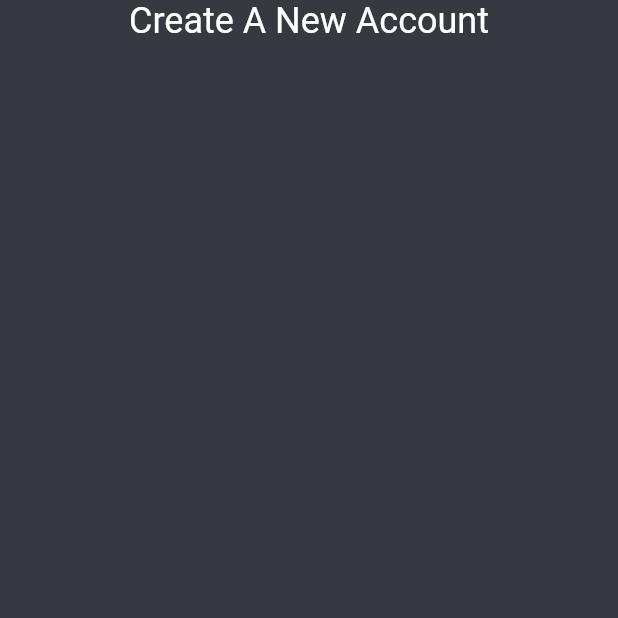
After one commit to imkhezar/to_do_app, a Flutter app: the screen it shows after launch, after a tap on "CREATE A NEW ACCOUNT", on a phone screen of 412 x 824 dp, the top half of it. The commit adds this screen. Run offline on Flutter 3.47's test engine with Material 2 defaults, Android fonts, the phone set to English and light mode, and no system bars; our stand-ins replace page_transition.

Commit message:
Navigation Added
when clicked on Create New Account in Login Screen this will open Create New Account Screen

```diff
--- /dev/null
+++ b/lib/SignUp.dart
@@ -0,0 +1,29 @@
+import 'package:flutter/material.dart';
+
+class SignUp extends StatelessWidget {
+  @override
+  Widget build(BuildContext context) {
+    return MaterialApp(
+      home: Scaffold(
+        backgroundColor: Color(0xff36393F),
+        body: SafeArea(
+          child: Column(
+            mainAxisAlignment: MainAxisAlignment.start,
+            children: <Widget>[
+              Center(
+                child: // Create A New Account
+                    Text("Create A New Account",
+                        style: const TextStyle(
+                            color: const Color(0xffffffff),
+                            fontWeight: FontWeight.w400,
+                            fontFamily: "Roboto",
+                            fontStyle: FontStyle.normal,
+                            fontSize: 24.0)),
+              )
+            ],
+          ),
+        ),
+      ),
+    );
+  }
+}
--- a/lib/main.dart
+++ b/lib/main.dart
@@ -1,4 +1,6 @@
 import 'package:flutter/material.dart';
+import 'package:to_do_app/SignUp.dart';
+import 'package:page_transition/page_transition.dart';
 
 void main() => runApp(MyApp());
 
@@ -6,7 +8,28 @@ class MyApp extends StatelessWidget {
   @override
   Widget build(BuildContext context) {
     return MaterialApp(
-      home: Scaffold(
+      home: Login(),
+      onGenerateRoute: (settings) {
+        switch (settings.name) {
+          case '/second':
+            return PageTransition(
+              child: SignUp(),
+              type: PageTransitionType.scale,
+              settings: settings,
+            );
+            break;
+          default:
+            return null;
+        }
+      },
+    );
+  }
+}
+
+class Login extends StatelessWidget {
+  @override
+  Widget build(BuildContext context) {
+    return Scaffold(
       backgroundColor: Color(0xff36393F),
       body: SafeArea(
           child: Column(
@@ -122,6 +145,7 @@ class MyApp extends StatelessWidget {
               child: // CREATE A NEW ACCOUNT
                   Padding(
                 padding: const EdgeInsets.only(top: 25),
+                child: GestureDetector(
                   child: Center(
                     child: Text("CREATE A NEW ACCOUNT",
                         style: const TextStyle(
@@ -130,6 +154,16 @@ class MyApp extends StatelessWidget {
                             fontFamily: "Roboto",
                             fontStyle: FontStyle.normal,
                             fontSize: 14.0)),
+                  ),
+                  onTap: () {
+                    Navigator.push(
+                      context,
+                      PageTransition(
+                        type: PageTransitionType.fade,
+                        child: SignUp(),
+                      ),
+                    );
+                  },
                 ),
               ),
               decoration: BoxDecoration(
@@ -156,7 +190,6 @@ class MyApp extends StatelessWidget {
                   fontSize: 10.0))
         ],
       )),
-      ),
     );
   }
 }
--- a/pubspec.yaml
+++ b/pubspec.yaml
@@ -19,6 +19,7 @@ environment:
 dependencies:
   flutter:
     sdk: flutter
+  page_transition: ^1.1.6
 
   # The following adds the Cupertino Icons font to your application.
   # Use with the CupertinoIcons class for iOS style icons.
```
Also changed, not shown: pubspec.lock. Lines whose indentation alone changed are shown as unchanged.
